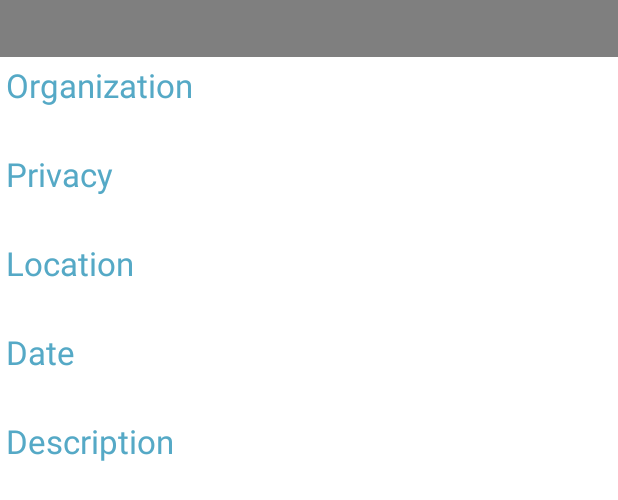
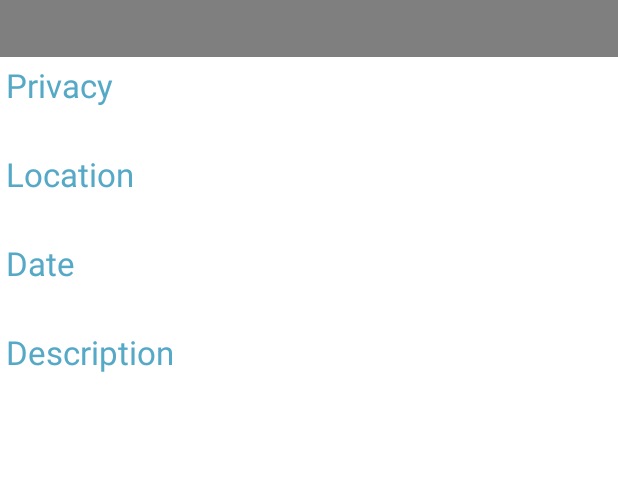
Before and after one commit to purecloud-kiosk/android, an Android app: the layout fragment_detailed_event.xml on its own in the app's theme, with its tools: preview values and no code run, on a phone screen of 412 x 824 dp. Shown: the top 500 px of the screen. Run offline under Robolectric (Android 15) with nearby library versions, the light colour scheme and no system bars; network calls fail.

Commit message:
Converted app over to the new backend api -Converted Port Numbers From 8000 to 8080 in HttpRequester -No longer grab event from the jsonarray response since the object is now the event -Removed the orginzation textviews from fragment_detailed_event.xml -Removed the orginzation textview from from detailed event. -Removed grab the event organization from the detailedeventpresenter -Increased text size on edit text on fragment_login.xml.

```diff
--- a/app/src/main/java/com/awmdev/purecloudkiosk/Adapter/EventAdapter.java
+++ b/app/src/main/java/com/awmdev/purecloudkiosk/Adapter/EventAdapter.java
@@ -98,7 +98,7 @@ public class EventAdapter extends RecyclerView.Adapter<EventAdapter.ViewHolder>
             //string to store image url
             String imageURL;
             //check to see if event has image associated
-            if(!(imageURL = jsonEventDecorator.getString("image_url")).equalsIgnoreCase("null"))
+            if(!(imageURL = jsonEventDecorator.getString("thumbnail_url")).equalsIgnoreCase("null"))
             {
                 //grab image from url
                 eventImageView.setImageUrl(imageURL,HttpRequester.getInstance(null).getImageLoader());
--- a/app/src/main/java/com/awmdev/purecloudkiosk/Model/HttpRequester.java
+++ b/app/src/main/java/com/awmdev/purecloudkiosk/Model/HttpRequester.java
@@ -65,7 +65,7 @@ public class HttpRequester
     public void sendHttpLoginRequest(String email,String password, Response.Listener<JSONObject> callback,Response.ErrorListener errorCallback)
     {
         //URL for the request
-        String url = "http://charlie-duong.com:8000/purecloud/login";
+        String url = "http://charlie-duong.com:8080/purecloud/login";
         //Create a map for the json request
         Map<String,String> jsonMap = new HashMap<>();
         jsonMap.put("email",email);
@@ -80,7 +80,7 @@ public class HttpRequester
     public void sendEventDataRequest(final String authKey, Response.Listener<JSONArray> callback, Response.ErrorListener errorCallback,String pageNumber)
     {
         //URL for the request
-        String url = String.format("http://charlie-duong.com:8000/events/managing?limit=25&page=%1$s",pageNumber);
+        String url = String.format("http://charlie-duong.com:8080/events/managing?limit=25&page=%1$s",pageNumber);
         //create the request
         Request request = createJsonArrayRequest(url, authKey, callback, errorCallback);
         //send the request
@@ -90,7 +90,7 @@ public class HttpRequester
     public void sendEventDataSearchRequest(final String authKey,Response.Listener<JSONArray> callback, Response.ErrorListener errorCallback,String pageNumber, String searchRequest)
     {
         //construct the url
-        String url = String.format("http://charlie-duong.com:8000/events/searchManagedEvents?limit=25&page=%1$s&q=%2$s",pageNumber,searchRequest);
+        String url = String.format("http://charlie-duong.com:8080/events/searchManagedEvents?limit=25&page=%1$s&q=%2$s",pageNumber,searchRequest);
         //cancel the current request, if it exists
         if(currentSearchRequest != null)
             requestQueue.cancelAll(currentSearchRequest);
--- a/app/src/main/java/com/awmdev/purecloudkiosk/Presenter/DetailedEventPresenter.java
+++ b/app/src/main/java/com/awmdev/purecloudkiosk/Presenter/DetailedEventPresenter.java
@@ -31,7 +31,6 @@ public class DetailedEventPresenter
         else
             detailedEventFragment.assignTextView(detailedEventFragment.PRIVACY,"Public");
         detailedEventFragment.assignTextView(detailedEventFragment.EVENT_NAME,jsonEventDecorator.getString("title"));
-        detailedEventFragment.assignTextView(detailedEventFragment.ORGANIZATION,jsonEventDecorator.getString("organization"));
         detailedEventFragment.assignTextView(detailedEventFragment.LOCATION,jsonEventDecorator.getString("location"));
         //grab the date in the form of the epoch
         Long epoch = Long.parseLong(jsonEventDecorator.getString("date"));
--- a/app/src/main/java/com/awmdev/purecloudkiosk/Presenter/EventListPresenter.java
+++ b/app/src/main/java/com/awmdev/purecloudkiosk/Presenter/EventListPresenter.java
@@ -53,7 +53,7 @@ public class EventListPresenter
                     {
                         try
                         {
-                            jsonEventDecoratorList.add(new JSONEventDecorator(response.getJSONObject(i).getJSONObject("event")));
+                            jsonEventDecoratorList.add(new JSONEventDecorator(response.getJSONObject(i)));
                         }
                         catch (JSONException e)
                         {
@@ -167,7 +167,7 @@ public class EventListPresenter
                     {
                         try
                         {
-                            jsonEventDecoratorList.add(new JSONEventDecorator(response.getJSONObject(i).getJSONObject("event")));
+                            jsonEventDecoratorList.add(new JSONEventDecorator(response.getJSONObject(i)));
                         }
                         catch (JSONException e)
                         {
--- a/app/src/main/res/layout-land/fragment_detailed_event.xml
+++ b/app/src/main/res/layout-land/fragment_detailed_event.xml
@@ -62,29 +62,6 @@
 
             </LinearLayout>
             <!-- Event Information -->
-            <LinearLayout
-                android:layout_width="match_parent"
-                android:layout_height="wrap_content"
-                android:orientation="vertical">
-
-                <TextView
-                    android:layout_width="wrap_content"
-                    android:layout_height="wrap_content"
-                    android:textColor="@color/colorPrimary"
-                    android:text="@string/organization"
-                    android:padding="4dp"
-                    android:textSize="22sp"/>
-
-                <TextView
-                    android:id="@+id/fdevent_organization"
-                    android:layout_width="wrap_content"
-                    android:layout_height="wrap_content"
-                    android:textColor="@color/colorPrimaryDark"
-                    android:textSize="16sp"
-                    android:paddingLeft="16dp"
-                    android:paddingRight="16dp"/>
-
-            </LinearLayout>
             <LinearLayout
                 android:layout_width="match_parent"
                 android:layout_height="wrap_content"
--- a/app/src/main/res/layout-xlarge-land/fragment_detailed_event.xml
+++ b/app/src/main/res/layout-xlarge-land/fragment_detailed_event.xml
@@ -53,29 +53,6 @@
 
             </RelativeLayout>
             <!-- Event Information -->
-            <LinearLayout
-                android:layout_width="match_parent"
-                android:layout_height="wrap_content"
-                android:orientation="vertical">
-
-                <TextView
-                    android:layout_width="wrap_content"
-                    android:layout_height="wrap_content"
-                    android:textColor="@color/colorPrimary"
-                    android:text="@string/organization"
-                    android:padding="4dp"
-                    android:textSize="22sp"/>
-
-                <TextView
-                    android:id="@+id/fdevent_organization"
-                    android:layout_width="wrap_content"
-                    android:layout_height="wrap_content"
-                    android:textColor="@color/colorPrimaryDark"
-                    android:textSize="16sp"
-                    android:paddingLeft="16dp"
-                    android:paddingRight="16dp"/>
-
-            </LinearLayout>
             <LinearLayout
                 android:layout_width="match_parent"
                 android:layout_height="wrap_content"
--- a/app/src/main/res/layout/fragment_detailed_event.xml
+++ b/app/src/main/res/layout/fragment_detailed_event.xml
@@ -50,29 +50,6 @@
 
             </RelativeLayout>
             <!-- Event Information -->
-            <LinearLayout
-                android:layout_width="match_parent"
-                android:layout_height="wrap_content"
-                android:orientation="vertical">
-
-                <TextView
-                    android:layout_width="wrap_content"
-                    android:layout_height="wrap_content"
-                    android:textColor="@color/colorPrimary"
-                    android:text="@string/organization"
-                    android:padding="4dp"
-                    android:textSize="22sp"/>
-
-                <TextView
-                    android:id="@+id/fdevent_organization"
-                    android:layout_width="wrap_content"
-                    android:layout_height="wrap_content"
-                    android:textColor="@color/colorPrimaryDark"
-                    android:textSize="16sp"
-                    android:paddingLeft="16dp"
-                    android:paddingRight="16dp"/>
-
-            </LinearLayout>
             <LinearLayout
                 android:layout_width="match_parent"
                 android:layout_height="wrap_content"
```
Also changed, not shown: app/src/main/java/com/awmdev/purecloudkiosk/View/Fragment/DetailedEventFragment.java (+1 -8 lines), app/src/main/res/layout-xlarge-land/fragment_login.xml (+87 -52 lines).
